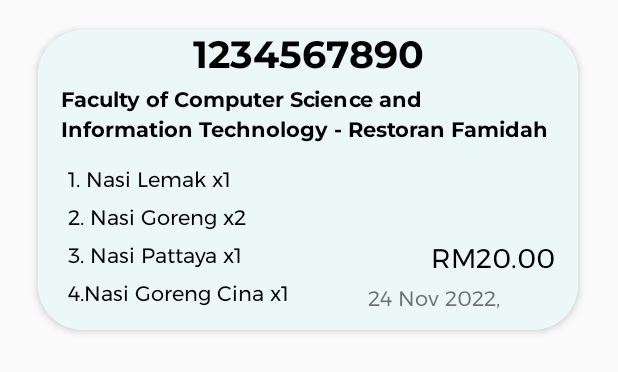
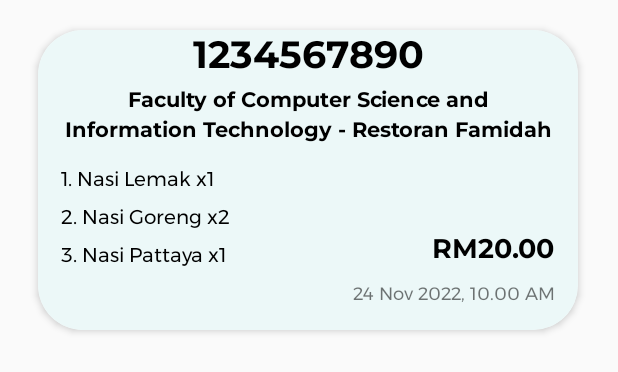
Before and after one commit to tyxuan02/JomMakan, an Android app: the layout order_history_item.xml on its own in the app's theme, with its tools: preview values and no code run, on a phone screen of 412 x 824 dp. Shown: the top 372 px of the screen. Run offline under Robolectric (Android 15) with nearby library versions, the phone set to English and light mode, and no system bars; Roboto replaces fonts that are not available here.

Commit message:
- Display user previous orders in Order History Page - Create payment confirmation window when users make payment for their cart items (cannot display user wallet balance and pickup time yet)

```diff
--- a/app/src/main/java/com/example/jommakan/CartFragment.java
+++ b/app/src/main/java/com/example/jommakan/CartFragment.java
@@ -48,7 +48,7 @@ public class CartFragment extends Fragment {
 
         cart_item_recycle_view = view.findViewById(R.id.cart_item_recycle_view);
         if (cart_item_list.size() != 0) {
-            ParentCartItemAdapter parentCartItemAdapter = new ParentCartItemAdapter(getContext(), cart_item_list);
+            ParentCartItemAdapter parentCartItemAdapter = new ParentCartItemAdapter(getActivity(), cart_item_list, getChildFragmentManager());
             cart_item_recycle_view.setAdapter(parentCartItemAdapter);
             cart_item_recycle_view.setLayoutManager(new LinearLayoutManager(getActivity(), RecyclerView.VERTICAL, false));
             cart_item_recycle_view.setHasFixedSize(true);
--- a/app/src/main/java/com/example/jommakan/RatingDialogFragment.java
+++ b/app/src/main/java/com/example/jommakan/RatingDialogFragment.java
@@ -25,7 +25,6 @@ public class RatingDialogFragment extends DialogFragment {
             public void onClick(View v) {
                 Toast.makeText(getContext(), "Thanks for your rating!", Toast.LENGTH_SHORT).show();
                 dismiss();
-
             }
 
         });
--- /dev/null
+++ b/app/src/main/res/drawable/cart_cancel_button_shape.xml
@@ -0,0 +1,6 @@
+<?xml version="1.0" encoding="utf-8"?>
+<shape xmlns:android="http://schemas.android.com/apk/res/android" android:shape="rectangle">
+    <solid android:color="#FFFFFF"/>
+    <corners android:radius="10dp"/>
+    <stroke android:color="#000000" android:width="1dp"/>
+</shape>
--- /dev/null
+++ b/app/src/main/res/drawable/cart_confirm_button_shape.xml
@@ -0,0 +1,5 @@
+<?xml version="1.0" encoding="utf-8"?>
+<shape xmlns:android="http://schemas.android.com/apk/res/android" android:shape="rectangle">
+    <solid android:color="#B2967D"/>
+    <corners android:radius="10dp"/>
+</shape>
--- /dev/null
+++ b/app/src/main/res/drawable/wallet_balance_shape.xml
@@ -0,0 +1,5 @@
+<?xml version="1.0" encoding="utf-8"?>
+<shape xmlns:android="http://schemas.android.com/apk/res/android" android:shape="rectangle">
+    <solid android:color="#ECF8F8"/>
+    <corners android:radius="30dp"/>
+</shape>
--- a/app/src/main/res/layout/fragment_food.xml
+++ b/app/src/main/res/layout/fragment_food.xml
@@ -100,7 +100,7 @@
                     android:layout_marginTop="5dp"
                     android:fontFamily="@font/montserrat"
                     android:textSize="18sp"
-                    android:lineHeight="25dp"
+                    android:lineHeight="30dp"
                     android:maxLines="4"
                     android:textColor="#000000"/>
             </LinearLayout>
--- a/app/src/main/res/layout/order_history_item.xml
+++ b/app/src/main/res/layout/order_history_item.xml
@@ -37,6 +37,7 @@
             android:text="Faculty of Computer Science and Information Technology - Restoran Famidah"
             android:lineHeight="20dp"
             android:fontFamily="@font/montserrat_bold"
+            android:textAlignment="center"
             android:textColor="#000000"/>
 
         <LinearLayout
@@ -44,17 +45,18 @@
             android:layout_height="match_parent"
             android:layout_marginTop="5dp"
             android:orientation="horizontal"
-            android:layout_marginStart="20dp"
+            android:layout_marginStart="15dp"
             android:layout_marginEnd="15dp">
 
             <TextView
                 android:id="@+id/ordered_food_text_view"
-                android:layout_width="200dp"
-                android:layout_height="match_parent"
+                android:layout_width="180dp"
+                android:layout_height="wrap_content"
+                android:layout_marginTop="5dp"
                 android:maxLines="4"
-                android:layout_marginTop="5dp"
-                android:text="1. Nasi Lemak x1\n2. Nasi Goreng x2 \n3. Nasi Pattaya x1\n4.Nasi Goreng Cina x1"
+                android:text="1. Nasi Lemak x1\n2. Nasi Goreng x2 \n3. Nasi Pattaya x1"
                 android:lineHeight="25dp"
+                android:textSize="13sp"
                 android:fontFamily="@font/montserrat"
                 android:textColor="#000000"/>
 
@@ -63,7 +65,7 @@
                 android:layout_height="match_parent"
                 android:orientation="vertical"
                 android:gravity="end|bottom"
-                android:paddingBottom="10dp">
+                android:paddingBottom="15dp">
 
                 <TextView
                     android:id="@+id/price"
@@ -72,18 +74,19 @@
                     android:textAlignment="center"
                     android:text="RM20.00"
                     android:maxLines="1"
-                    android:fontFamily="@font/montserrat"
+                    android:fontFamily="@font/montserrat_bold"
                     android:textColor="#000000"
-                    android:textSize="18sp"/>
+                    android:textSize="18sp"
+                    android:layout_marginBottom="5dp"/>
 
                 <TextView
-                    android:id="@+id/order_date"
+                    android:id="@+id/order_date_time"
                     android:layout_width="wrap_content"
                     android:layout_height="wrap_content"
                     android:maxLines="1"
-                    android:text="24 Nov 2022, 17:50"
+                    android:text="24 Nov 2022, 10.00 AM"
                     android:fontFamily="@font/montserrat"
-                    android:layout_marginTop="2dp"/>
+                    android:textSize="12sp"/>
             </LinearLayout>
         </LinearLayout>
     </LinearLayout>
```
Also changed, not shown: app/src/main/java/com/example/jommakan/Order.java (+25 -17 lines), app/src/main/java/com/example/jommakan/OrderDAO.java (added, +18 -0 lines), app/src/main/java/com/example/jommakan/OrderDatabase.java (added, +11 -0 lines), app/src/main/java/com/example/jommakan/OrderHistoryItemAdapter.java (+14 -13 lines), app/src/main/java/com/example/jommakan/OrderHistoryPage.java (+5 -32 lines), app/src/main/java/com/example/jommakan/ParentCartItemAdapter.java (+11 -8 lines), app/src/main/java/com/example/jommakan/PaymentConfirmationDialogFragment.java (added, +115 -0 lines), app/src/main/res/drawable/cart_add_icon.png (deleted), app/src/main/res/drawable/cart_minus_icon.png (deleted).
